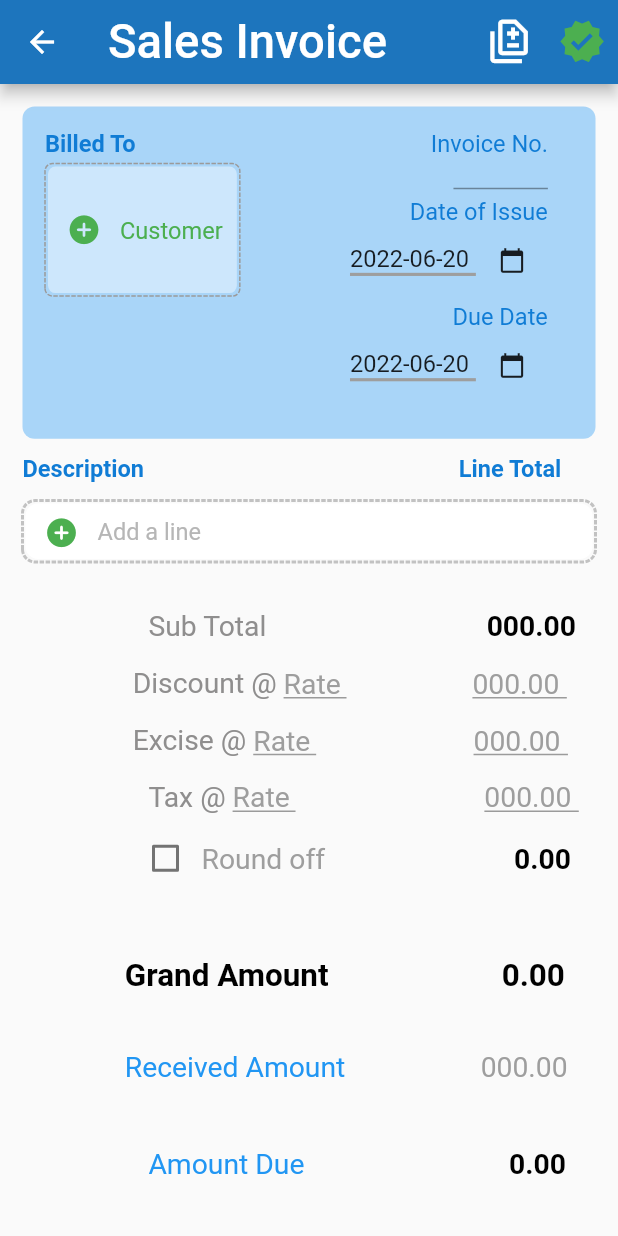
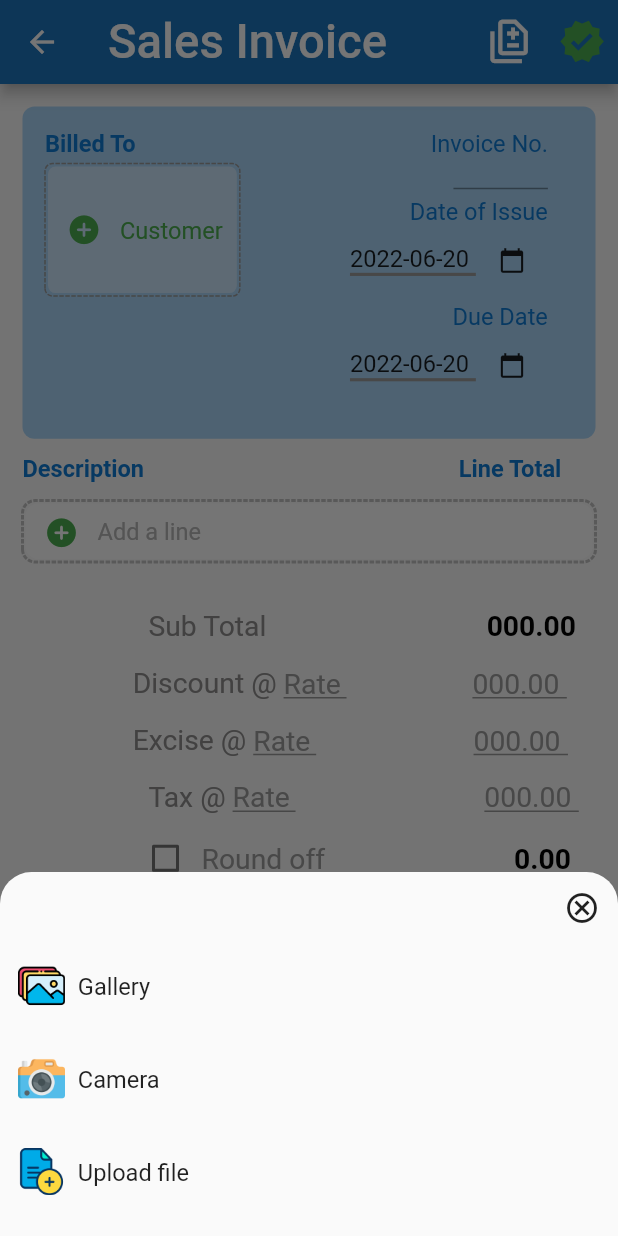
Before and after one commit to dynamic0000/Pivotal-ERP, a Flutter app: the NewSalesOrder screen opened directly, after a tap on the "difference" icon, on a phone screen of 412 x 824 dp. Run offline on Flutter 3.47's test engine with Material 2 defaults, Android fonts, the phone set to English and light mode, and no system bars; drawn by our look-alikes of dotted_border; our stand-ins replace file_picker, flutter_screenutil, flutter_speed_dial, fluttertoast, form_field_validator, image_picker.

Commit message:
upload files

```diff
--- a/lib/view/screens/new_sales_order.dart
+++ b/lib/view/screens/new_sales_order.dart
@@ -1,5 +1,9 @@
+import 'dart:developer';
+
+import 'package:file_picker/file_picker.dart';
 import 'package:flutter/material.dart';
 import 'package:flutter_screenutil/flutter_screenutil.dart';
+import 'package:image_picker/image_picker.dart';
 import 'package:intl/intl.dart';
 
 import 'package:dotted_border/dotted_border.dart';
@@ -67,6 +71,19 @@ class _NewSalesOrderState extends State<NewSalesOrder> {
     }
   }
 
+  Future pickImage() async {
+    await ImagePicker().pickImage(source: ImageSource.gallery);
+    log('abccccc');
+  }
+
+  Future captureImage() async {
+    await ImagePicker().pickImage(source: ImageSource.camera);
+  }
+
+  Future selectFile() async {
+    await FilePicker.platform.pickFiles(allowMultiple: false);
+  }
+
   @override
   Widget build(BuildContext context) {
     Size size = MediaQuery.of(context).size;
@@ -87,7 +104,17 @@ class _NewSalesOrderState extends State<NewSalesOrder> {
             icon: const Icon(Icons.arrow_back)),
         actions: [
           IconButton(
-              onPressed: () {},
+              onPressed: () {
+                showModalBottomSheet(
+                    shape: RoundedRectangleBorder(
+                        borderRadius: BorderRadius.only(
+                            topLeft: Radius.circular(20.r),
+                            topRight: Radius.circular(20.r))
+                        // BorderRadius.vertical(top: Radius.circular(20.r))
+                        ),
+                    context: context,
+                    builder: (context) => buildSheet());
+              },
               icon: Icon(
                 // Icons.assignment_turned_in,
                 Icons.difference_outlined,
@@ -672,4 +699,72 @@ class _NewSalesOrderState extends State<NewSalesOrder> {
       ),
     );
   }
+
+  GestureDetector filesColumn(
+    BuildContext context,
+    String photo,
+    String fileType,
+    VoidCallback ontap,
+  ) {
+    return GestureDetector(
+      onTap: ontap,
+      child: Padding(
+        padding: const EdgeInsets.all(12.0),
+        child: Row(
+          children: [
+            Container(
+              height: 30.h,
+              width: 30.w,
+              decoration: BoxDecoration(
+                  image: DecorationImage(image: AssetImage(photo))),
+            ),
+            SizedBox(
+              width: 8.h,
+            ),
+            Text(
+              fileType,
+              style: TextStyle(fontSize: 15.sp),
+            )
+          ],
+        ),
+      ),
+    );
+  }
+
+  Widget buildSheet() => SizedBox(
+        height: 230.h,
+        width: MediaQuery.of(context).size.width,
+        child: Column(
+          children: [
+            Row(
+              mainAxisAlignment: MainAxisAlignment.end,
+              children: [
+                IconButton(
+                    onPressed: () {
+                      Navigator.of(context).pop();
+                    },
+                    icon: const Icon(Icons.cancel_outlined))
+              ],
+            ),
+            filesColumn(
+              context,
+              "images/gallery.png",
+              "Gallery",
+              () {
+                pickImage();
+              },
+            ),
+            SizedBox(
+              height: 6.h,
+            ),
+            filesColumn(
+                context, "images/camera.png", "Camera", () => captureImage()),
+            SizedBox(
+              height: 6.h,
+            ),
+            filesColumn(context, "images/upload.png", "Upload file",
+                () => selectFile()),
+          ],
+        ),
+      );
 }
--- a/pubspec.yaml
+++ b/pubspec.yaml
@@ -47,6 +47,8 @@ dependencies:
   intl: ^0.17.0
   dart_ping: ^6.1.2
   flutter_screenutil: ^5.5.3+2
+  image_picker: ^0.8.5+3
+  file_picker: ^3.0.4
   # device_simulator: ^0.9.6
   # dio: ^4.0.6
   # flutter_polyline_points: ^1.0.0
```
Also changed, not shown: images/camera.png (added), images/gallery.png (added), images/upload.png (added), pubspec.lock.
